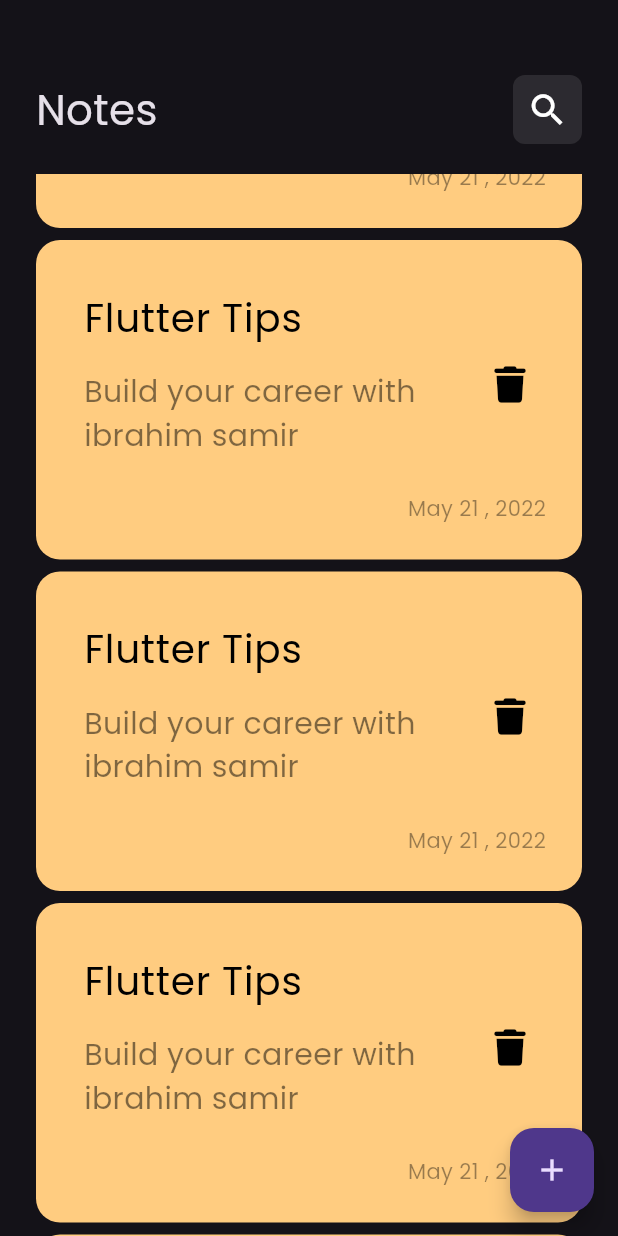
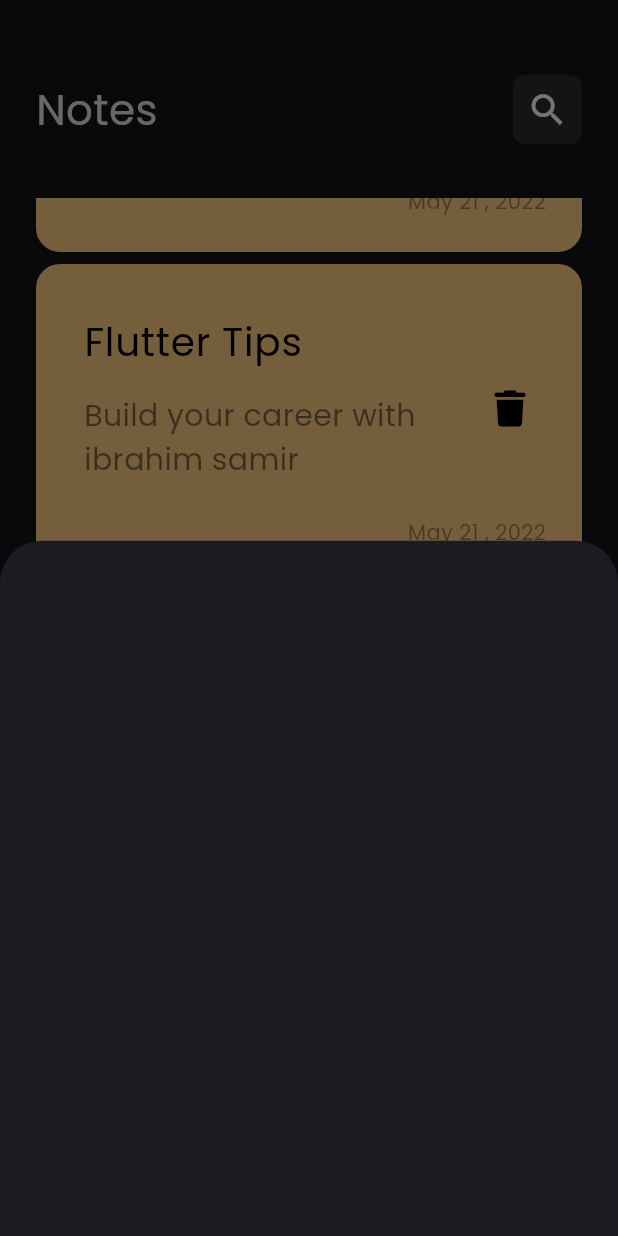
Before and after one commit to Ibrahimsamir10/notes_app, a Flutter app: the screen it shows after launch, scrolled down 1728 dp, after a tap on the "add" icon, on a phone screen of 412 x 824 dp. Run offline on Flutter 3.47's test engine with Material 3 defaults, Android fonts, the phone set to English and light mode, and no system bars; our stand-ins replace font_awesome_flutter.

Commit message:
add note bottom sheet

```diff
--- a/lib/views/notes_view.dart
+++ b/lib/views/notes_view.dart
@@ -1,4 +1,5 @@
 import 'package:flutter/material.dart';
+import 'package:store_app/views/widgets/add_note_bottom_sheet.dart';
 
 import 'widgets/notes_view_body.dart';
 
@@ -9,7 +10,13 @@ class NotesView extends StatelessWidget {
   Widget build(BuildContext context) {
     return Scaffold(
       floatingActionButton: FloatingActionButton(
-        onPressed: () {},
+        backgroundColor: Colors.lightBlue,
+        onPressed: () {
+          showModalBottomSheet(context:
+          context, builder: (context){
+            return const AddNoteBottomSheet();
+          });
+        },
         child: const Icon(Icons.add),
       ),
       body: const NotesViewBody(),
--- /dev/null
+++ b/lib/views/widgets/add_note_bottom_sheet.dart
@@ -0,0 +1,10 @@
+import 'package:flutter/material.dart';
+
+class AddNoteBottomSheet extends StatelessWidget {
+  const AddNoteBottomSheet({super.key});
+
+  @override
+  Widget build(BuildContext context) {
+    return Container();
+  }
+}
--- a/lib/views/widgets/notes_list_view.dart
+++ b/lib/views/widgets/notes_list_view.dart
@@ -1,4 +1,3 @@
-
 import 'package:flutter/material.dart';
 import 'package:store_app/views/widgets/custom_note_icon.dart';
 
@@ -7,11 +6,16 @@ class NoteListView extends StatelessWidget {
 
   @override
   Widget build(BuildContext context) {
-    return ListView.builder(itemBuilder: (context,index){
-      return const Padding(
-        padding:  EdgeInsets.symmetric(vertical: 4),
-        child: NoteItem(),
-      );
-    });
+    return Padding(
+      padding: const EdgeInsets.symmetric(vertical: 16),
+      child: ListView.builder(
+          padding: EdgeInsets.zero,
+          itemBuilder: (context, index) {
+            return const Padding(
+              padding: EdgeInsets.symmetric(vertical: 4),
+              child: NoteItem(),
+            );
+          }),
+    );
   }
 }
```
